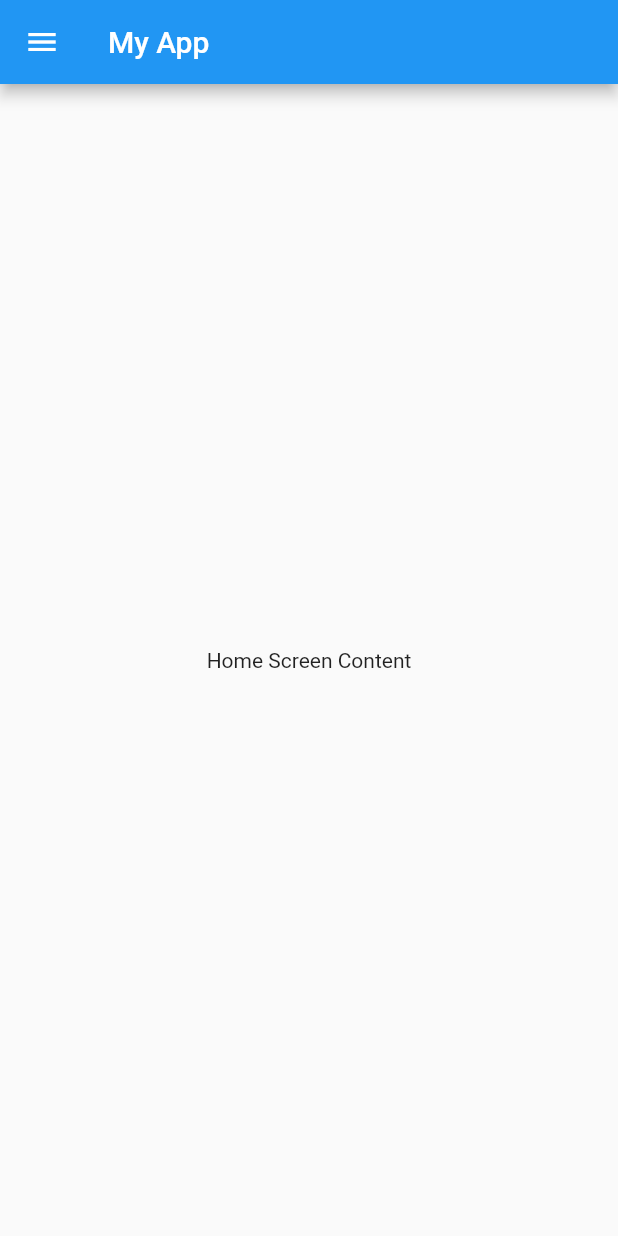
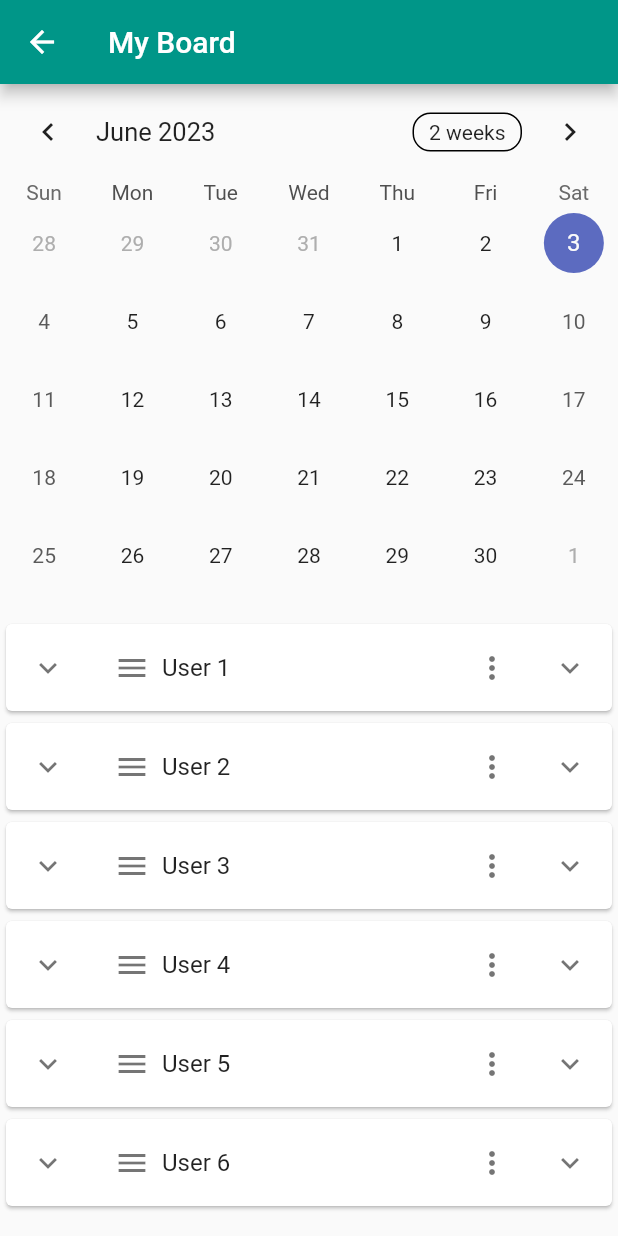
Before and after one commit to vipinchandranp/myboard, a Flutter app: the HomeScreen screen opened by its route, on a phone screen of 412 x 824 dp. Run offline on Flutter 3.47's test engine with Material 2 defaults, Android fonts, the light colour scheme and no system bars; drawn by our look-alikes of table_calendar; our stand-ins replace bloc, equatable, flutter_bloc, google_maps_flutter, image_picker, qr_flutter.

Commit message:
basic skeleton

```diff
--- a/lib/screens/home_screen.dart
+++ b/lib/screens/home_screen.dart
@@ -1,76 +1,207 @@
 import 'package:flutter/material.dart';
+import 'package:myboard/screens/ad_creation_screen.dart';
+import 'package:myboard/screens/login_screen.dart';
+import 'package:myboard/screens/play_screen.dart';
+import 'package:myboard/screens/profile_screen.dart';
+import 'package:myboard/screens/settings_screen.dart';
+import 'package:table_calendar/table_calendar.dart';
 
-class HomeScreen extends StatelessWidget {
+class HomeScreen extends StatefulWidget {
+  @override
+  _HomeScreenState createState() => _HomeScreenState();
+}
+
+class _HomeScreenState extends State<HomeScreen> {
+  CalendarFormat _calendarFormat = CalendarFormat.month;
+  DateTime _focusedDay = DateTime.now();
+  DateTime _selectedDay = DateTime.now();
+
+  List<AdItem> adItems = [];
+
+  @override
+  void initState() {
+    super.initState();
+    adItems.addAll(generateSampleItems(DateTime.now(), 6));
+    adItems
+        .addAll(generateSampleItems(DateTime.now().add(Duration(days: 1)), 23));
+  }
+
+  List<AdItem> generateSampleItems(DateTime date, int count) {
+    final List<AdItem> samples = [];
+    for (int i = 1; i <= count; i++) {
+      samples.add(
+        AdItem(
+          userName: 'User $i',
+          description: 'Sample Ad $i',
+          rating: i % 5 + 1,
+          timeSlot: date,
+          status: AdStatus.Pending,
+          isEnabled: true,
+        ),
+      );
+    }
+    return samples;
+  }
+
   @override
   Widget build(BuildContext context) {
     return Scaffold(
       appBar: AppBar(
-        title: Text('My App'),
+        title: Text('My Board'),
       ),
-      body: Center(
-        child: Text('Home Screen Content'),
+      body: Column(
+        children: [
+          TableCalendar(
+            firstDay: DateTime.utc(2022),
+            lastDay: DateTime.utc(2025),
+            focusedDay: _focusedDay,
+            selectedDayPredicate: (day) => isSameDay(_selectedDay, day),
+            calendarFormat: _calendarFormat,
+            onFormatChanged: (format) {
+              setState(() {
+                _calendarFormat = format;
+              });
+            },
+            onPageChanged: (focusedDay) {
+              _focusedDay = focusedDay;
+            },
+            onDaySelected: (selectedDay, focusedDay) {
+              setState(() {
+                _selectedDay = selectedDay;
+                _focusedDay = focusedDay;
+              });
+            },
+          ),
+          SizedBox(height: 16.0),
+          Expanded(
+            child: ListView(
+              children: adItems
+                  .where((adItem) => isSameDay(adItem.timeSlot, _selectedDay))
+                  .map((adItem) => ExpandableCard(adItem: adItem))
+                  .toList(),
+            ),
+          ),
+        ],
       ),
-      drawer: Drawer(
-        child: ListView(
-          padding: EdgeInsets.zero,
+    );
+  }
+}
+
+class ExpandableCard extends StatefulWidget {
+  final AdItem adItem;
+
+  ExpandableCard({required this.adItem});
+
+  @override
+  _ExpandableCardState createState() => _ExpandableCardState();
+}
+
+class _ExpandableCardState extends State<ExpandableCard> {
+  bool _isExpanded = false;
+
+  @override
+  Widget build(BuildContext context) {
+    return Card(
+      child: ExpansionTile(
+        title: Row(
+          mainAxisAlignment: MainAxisAlignment.spaceBetween,
           children: [
-            DrawerHeader(
-              child: Text('Menu'),
-              decoration: BoxDecoration(
-                color: Colors.blue,
-              ),
+            Row(
+              children: [
+                Icon(Icons.menu),
+                SizedBox(width: 8.0),
+                Text(widget.adItem.userName),
+              ],
             ),
-            ListTile(
-              leading: Icon(Icons.settings),
-              title: Text('Settings'),
-              onTap: () {
-                // Handle settings menu item press
-                Navigator.pop(context); // Close the drawer
-              },
-            ),
-            ListTile(
-              leading: Icon(Icons.account_circle),
-              title: Text('Account Settings'),
-              onTap: () {
-                // Handle account settings menu item press
-                Navigator.pop(context); // Close the drawer
-              },
-            ),
-            ListTile(
-              leading: Icon(Icons.person),
-              title: Text('Profile Settings'),
-              onTap: () {
-                // Handle profile settings menu item press
-                Navigator.pop(context); // Close the drawer
-              },
-            ),
-            ListTile(
-              leading: Icon(Icons.payment),
-              title: Text('Payments'),
-              onTap: () {
-                // Handle payments menu item press
-                Navigator.pop(context); // Close the drawer
-              },
-            ),
-            ListTile(
-              leading: Icon(Icons.map),
-              title: Text('Maps'),
-              onTap: () {
-                // Handle maps menu item press
-                Navigator.pop(context); // Close the drawer
-              },
-            ),
-            ListTile(
-              leading: Icon(Icons.search),
-              title: Text('Search'),
-              onTap: () {
-                // Handle search menu item press
-                Navigator.pop(context); // Close the drawer
+            IconButton(
+              icon: Icon(Icons.more_vert),
+              onPressed: () {
+                // Handle menu button pressed
+                // Add your logic here
               },
             ),
           ],
         ),
+        leading: _isExpanded
+            ? Icon(Icons.keyboard_arrow_up)
+            : Icon(Icons.keyboard_arrow_down),
+        onExpansionChanged: (value) {
+          setState(() {
+            _isExpanded = value;
+          });
+        },
+        children: [
+          Padding(
+            padding: EdgeInsets.all(8.0),
+            child: Row(
+              children: [
+                Icon(Icons.play_arrow),
+                SizedBox(width: 8.0),
+                Text(widget.adItem.description),
+              ],
+            ),
+          ),
+          SizedBox(height: 8.0),
+          Row(
+            children: [
+              Icon(
+                Icons.star,
+                color: widget.adItem.rating >= 1 ? Colors.yellow : Colors.grey,
+              ),
+              Icon(
+                Icons.star,
+                color: widget.adItem.rating >= 2 ? Colors.yellow : Colors.grey,
+              ),
+              Icon(
+                Icons.star,
+                color: widget.adItem.rating >= 3 ? Colors.yellow : Colors.grey,
+              ),
+              Icon(
+                Icons.star,
+                color: widget.adItem.rating >= 4 ? Colors.yellow : Colors.grey,
+              ),
+              Icon(
+                Icons.star,
+                color: widget.adItem.rating >= 5 ? Colors.yellow : Colors.grey,
+              ),
+            ],
+          ),
+          SizedBox(height: 8.0),
+          Text('Time Slot: ${widget.adItem.timeSlot}'),
+          SizedBox(height: 8.0),
+          ElevatedButton(
+            onPressed: () {
+              // Preview button pressed
+              // Add your logic here
+            },
+            child: Text('Preview'),
+          ),
+        ],
       ),
     );
   }
 }
+
+class AdItem {
+  final String userName;
+  final String description;
+  final int rating;
+  final DateTime timeSlot;
+  final bool isEnabled;
+  final AdStatus status;
+
+  AdItem({
+    required this.userName,
+    required this.description,
+    required this.rating,
+    required this.timeSlot,
+    required this.isEnabled,
+    required this.status,
+  });
+}
+
+enum AdStatus {
+  Pending,
+  Accepted,
+  Rejected,
+}
--- a/pubspec.yaml
+++ b/pubspec.yaml
@@ -31,14 +31,15 @@ environment:
 dependencies:
   flutter:
     sdk: flutter
-  google_maps_flutter: "^2.1.0"
   flutter_bloc: "^8.0.1"
   equatable: "^2.0.3"
   image_picker: "^0.8.4+2"
-
   # The following adds the Cupertino Icons font to your application.
   # Use with the CupertinoIcons class for iOS style icons.
   cupertino_icons: ^1.0.2
+  google_maps_flutter: ^2.1.0
+  qr_flutter: ^4.0.0
+  table_calendar: ^3.0.1
 
 dev_dependencies:
   flutter_test:
```
Also changed, not shown: lib/main.dart (+44 -3 lines), lib/screens/ad_creation_screen.dart (+48 -0 lines), lib/screens/change_password_screen.dart (added, +46 -0 lines), lib/screens/play_screen.dart (added, +23 -0 lines), lib/screens/profile_screen.dart (added, +81 -0 lines), lib/screens/qr-code.dart (added, +61 -0 lines), lib/screens/settings_screen.dart (added, +36 -0 lines), lib/screens/update_profile_screen.dart (added, +38 -0 lines).
